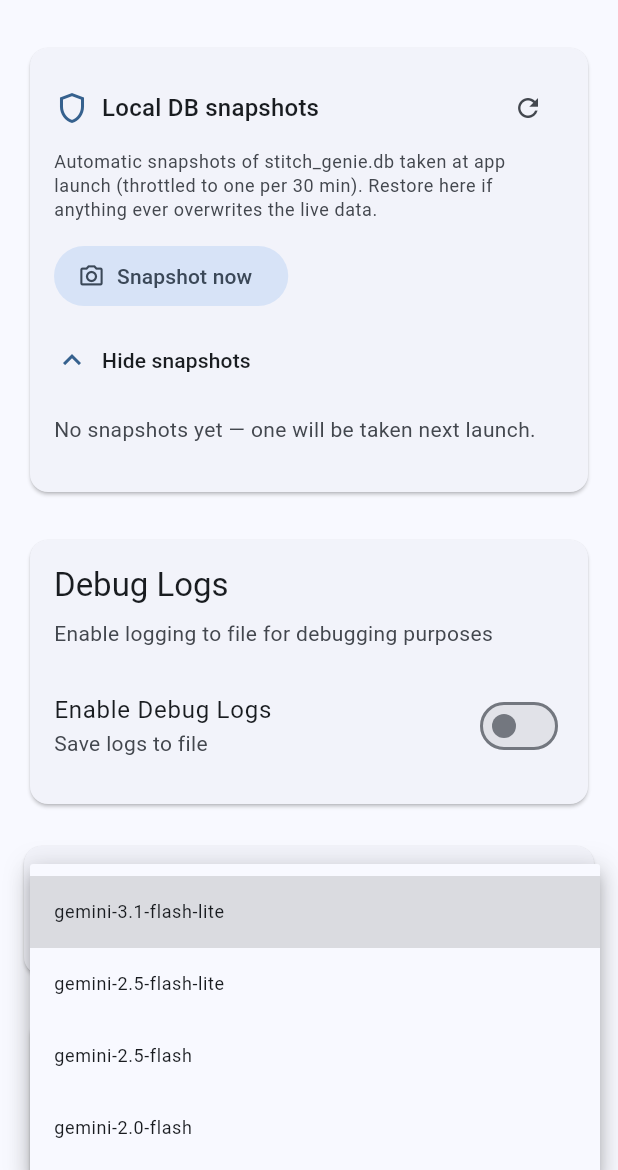
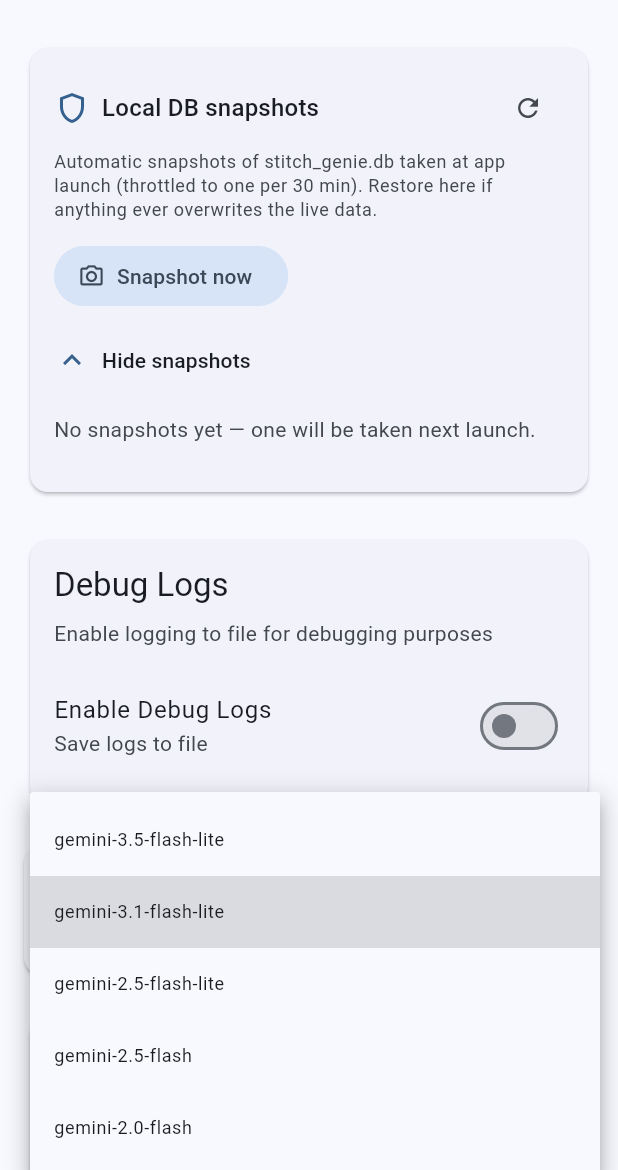
Before and after one commit to sarthakhp/stitch-lane-flutter, a Flutter app: the DeveloperScreen screen opened by its route, after a tap on "Show snapshots", after a tap on "Enable Debug Logs", after a tap on "gemini-3.1-flash-lite", on a phone screen of 412 x 824 dp, the part 66-1236 px from its top. Run offline on Flutter 3.47's test engine with Material 3 defaults, Android fonts, the phone set to English and light mode, and no system bars; our stand-ins replace audioplayers, battery_plus, cloud_firestore, file_picker, firebase_auth, firebase_core and 16 more; missing offline and left inert: extension_google_sign_in_as_googleapis_auth, flutter_pcm_sound, flutter_quill, gcloud, googleai_dart and 10 more; accounts and stored records are empty; project files that could hold a hidden picture were left out.

Commit message:
Add gemini-3.5-flash-lite to developer model picker and pricing
Co-Authored-By: Claude Sonnet 4.6 <noreply@anthropic.com>

```diff
--- a/app/lib/domain/services/ai_gateway/pricing.dart
+++ b/app/lib/domain/services/ai_gateway/pricing.dart
@@ -78,9 +78,14 @@ class Pricing {
 
     // Other chat models the user can pick (Developer settings). Text rates
     // (USD / 1M tokens) per Google's published pricing; approximate, see header.
+    //   gemini-3.5-flash-lite  in 0.10 / out 0.40  (same tier as 3.1-flash-lite)
     //   gemini-2.5-flash       in 0.30 / out 2.50
     //   gemini-2.5-flash-lite  in 0.10 / out 0.40
     //   gemini-2.0-flash       in 0.10 / out 0.40
+    _key(UsageProvider.gemini, 'gemini-3.5-flash-lite', UsageKind.chat):
+        const PricingEntry(inputPerMillion: 0.10, outputPerMillion: 0.40),
+    _key(UsageProvider.gemini, 'gemini-3.5-flash-lite', UsageKind.multimodal):
+        const PricingEntry(inputPerMillion: 0.10, outputPerMillion: 0.40),
     _key(UsageProvider.gemini, 'gemini-2.5-flash', UsageKind.chat):
         const PricingEntry(inputPerMillion: 0.30, outputPerMillion: 2.50),
     _key(UsageProvider.gemini, 'gemini-2.5-flash-lite', UsageKind.chat):
--- a/app/lib/screens/widgets/developer/ai_models_card.dart
+++ b/app/lib/screens/widgets/developer/ai_models_card.dart
@@ -10,6 +10,7 @@ class AiModelsCard extends StatelessWidget {
   const AiModelsCard({super.key});
 
   static const _chatModels = [
+    'gemini-3.5-flash-lite',
     'gemini-3.1-flash-lite',
     'gemini-2.5-flash-lite',
     'gemini-2.5-flash',
@@ -17,6 +18,7 @@ class AiModelsCard extends StatelessWidget {
   ];
 
   static const _formattingModels = [
+    'gemini-3.5-flash-lite',
     'gemini-2.5-flash-lite',
     'gemini-3.1-flash-lite',
     'gemini-2.5-flash',
@@ -25,6 +27,7 @@ class AiModelsCard extends StatelessWidget {
 
   static const _sttModels = [
     'sarvam:saaras:v3',
+    'gemini:gemini-3.5-flash-lite',
     'gemini:gemini-2.5-flash-lite',
     'gemini:gemini-3.1-flash-lite',
     'gemini:gemini-2.5-flash',
```
